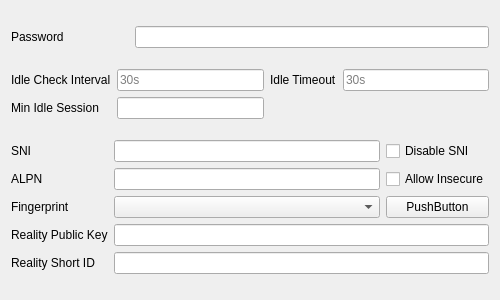
First picture: the form in ui/edit/edit_anytls.ui, repository DavidYordan/nekoray, before the edit.
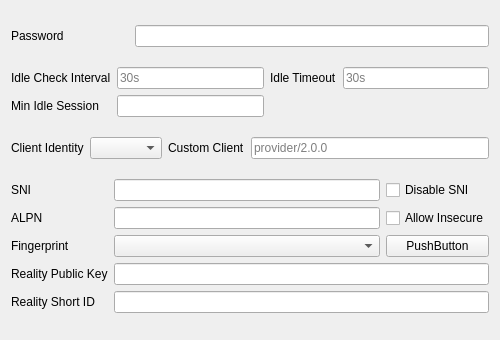
Second picture: the form after the edit. Custom widgets are drawn as their Qt base class.

Commit message: integrate routefluent sing-box anytls resolver

```diff
--- a/ui/edit/edit_anytls.ui
+++ b/ui/edit/edit_anytls.ui
@@ -7,7 +7,7 @@
     <x>0</x>
     <y>0</y>
     <width>500</width>
-    <height>300</height>
+    <height>340</height>
    </rect>
   </property>
   <property name="windowTitle">
@@ -73,6 +73,34 @@
      </item>
     </layout>
    </item>
+   <item>
+    <layout class="QGridLayout" name="clientIdentity">
+     <item row="0" column="0">
+      <widget class="QLabel" name="anytlsClientMode_l">
+       <property name="text">
+        <string>Client Identity</string>
+       </property>
+      </widget>
+     </item>
+     <item row="0" column="1">
+      <widget class="QComboBox" name="anytlsClientMode"/>
+     </item>
+     <item row="0" column="2">
+      <widget class="QLabel" name="anytlsClientValue_l">
+       <property name="text">
+        <string>Custom Client</string>
+       </property>
+      </widget>
+     </item>
+     <item row="0" column="3">
+      <widget class="MyLineEdit" name="anytlsClientValue">
+       <property name="placeholderText">
+        <string notr="true">provider/2.0.0</string>
+       </property>
+      </widget>
+     </item>
+    </layout>
+   </item>
    <item>
     <layout class="QGridLayout" name="TLS">
      <item row="0" column="0">
```
Left out of the diff: 2 changed lines with no effect on the pictures. The commit also changes 23 other files.
